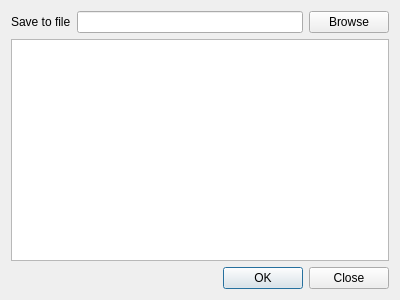
First picture: the form in qgis/src/ui/qgsmanageconnectionsdialogbase.ui, repository sourcepole/qgis, before the edit.
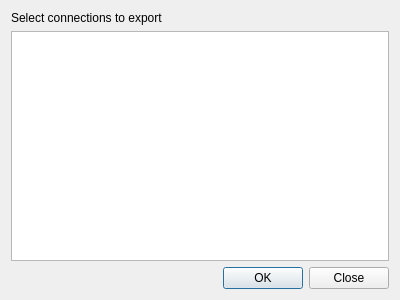
Second picture: the form after the edit.

Commit message: manage connections dialog cleanup and usability improvement. Also add support for service parameter in PostgreSQL connection introduced in r15258

What changed in the file:
```diff
--- a/qgis/src/ui/qgsmanageconnectionsdialogbase.ui
+++ b/qgis/src/ui/qgsmanageconnectionsdialogbase.ui
@@ -15,25 +15,11 @@
   </property>
   <layout class="QVBoxLayout" name="verticalLayout">
    <item>
-    <layout class="QHBoxLayout" name="horizontalLayout">
-     <item>
       <widget class="QLabel" name="label">
        <property name="text">
-        <string>Save to file</string>
-       </property>
-      </widget>
-     </item>
-     <item>
-      <widget class="QLineEdit" name="leFileName"/>
-     </item>
-     <item>
-      <widget class="QPushButton" name="btnBrowse">
-       <property name="text">
-        <string>Browse</string>
-       </property>
-      </widget>
-     </item>
-    </layout>
+      <string>Select connections to export</string>
+     </property>
+    </widget>
    </item>
    <item>
     <widget class="QListWidget" name="listConnections">
```
Lines whose indentation alone changed are shown as unchanged. The commit also changes 6 other files.
